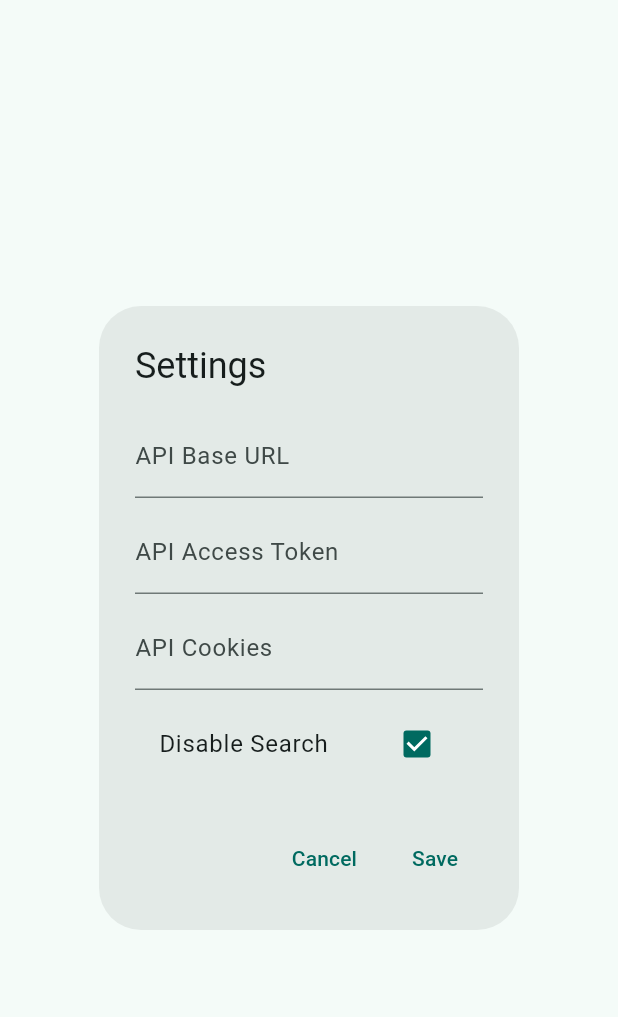
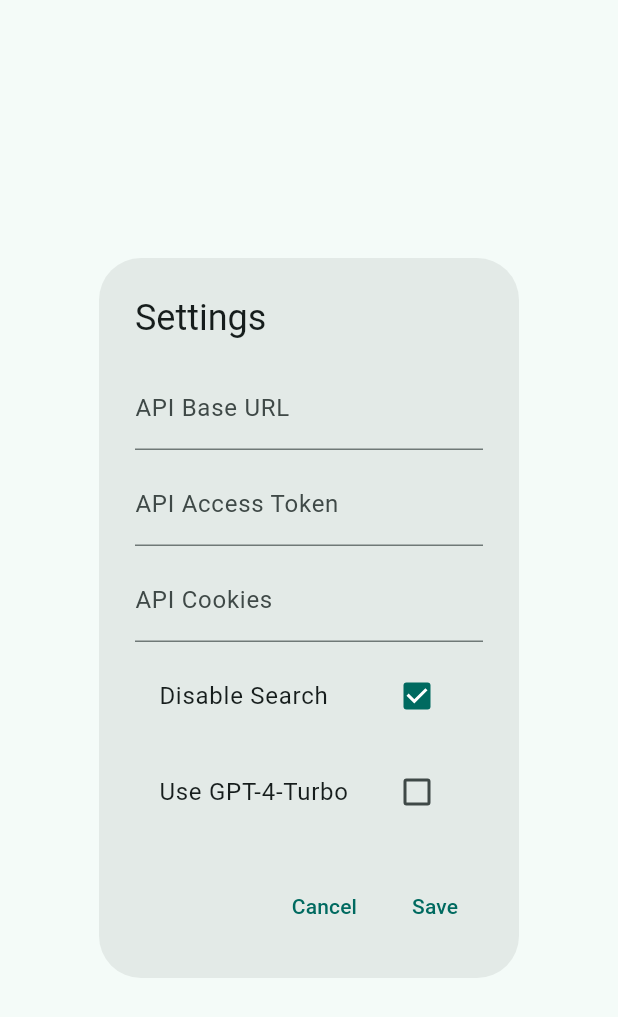
Before and after one commit to PeronGH/sydney_webui, a Flutter app: the SettingsDialog widget shown alone on an empty page, opened directly, on a phone screen of 412 x 824 dp. Shown: the top 1017 px of the screen. Run offline on Flutter 3.47's test engine with Material 3 defaults, Android fonts, the phone set to English and light mode, and no system bars; our stand-ins replace file_picker, flutter_markdown, get, get_storage, google_fonts; missing offline and left inert: dart:html, flutter_highlighter, markdown; accounts and stored records are empty.

Commit message:
feat: option to use gpt-4

```diff
--- a/lib/services/sydney_service.dart
+++ b/lib/services/sydney_service.dart
@@ -9,12 +9,15 @@ class SydneyService extends GetConnect {
   static const _defaultBaseUrl = String.fromEnvironment("API_BASE_URL");
   static const _defaultAccessToken = String.fromEnvironment("API_ACCESS_TOKEN");
   static const _defaultCookies = String.fromEnvironment("API_COOKIES");
+  static const _defaultNoSearch = true;
+  static const _defaultUseGpt4Turbo = false;
 
   // Instance fields
-  final apiBaseUrl = ''.obs;
-  final accessToken = ''.obs;
-  final cookies = ''.obs;
-  final noSearch = true.obs;
+  final apiBaseUrl = _defaultBaseUrl.obs;
+  final accessToken = _defaultAccessToken.obs;
+  final cookies = _defaultCookies.obs;
+  final noSearch = _defaultNoSearch.obs;
+  final useGpt4Turbo = _defaultUseGpt4Turbo.obs;
   final imageUrl = ''.obs;
 
   void Function()? _cancelStream;
@@ -28,13 +31,16 @@ class SydneyService extends GetConnect {
     apiBaseUrl.value = box.read('baseUrl') ?? _defaultBaseUrl;
     accessToken.value = box.read('accessToken') ?? _defaultAccessToken;
     cookies.value = box.read('cookies') ?? _defaultCookies;
-    noSearch.value = box.read('noSearch') ?? true;
+    noSearch.value = box.read('noSearch') ?? _defaultNoSearch;
+    useGpt4Turbo.value = box.read('useGpt4Turbo') ?? _defaultUseGpt4Turbo;
 
     // Save settings when they change
     ever(apiBaseUrl, (baseUrl) => box.write('baseUrl', baseUrl));
     ever(accessToken, (accessToken) => box.write('accessToken', accessToken));
     ever(cookies, (cookies) => box.write('cookies', cookies));
     ever(noSearch, (noSearch) => box.write('noSearch', noSearch));
+    ever(useGpt4Turbo,
+        (useGpt4Turbo) => box.write('useGpt4Turbo', useGpt4Turbo));
   }
 
   // Getters
@@ -59,7 +65,8 @@ class SydneyService extends GetConnect {
           "prompt": prompt,
           "context": context,
           "noSearch": noSearch.value,
-          "imageUrl": imageUrl.value
+          "imageUrl": imageUrl.value,
+          "gpt4turbo": useGpt4Turbo.value
         },
         headers: _authHeaders);
 
--- a/lib/widgets/settings_dialog.dart
+++ b/lib/widgets/settings_dialog.dart
@@ -13,6 +13,7 @@ class SettingsDialog extends StatelessWidget {
     var apiAccessToken = controller.sydneyService.accessToken.value;
     var apiCookies = controller.sydneyService.cookies.value;
     final noSearch = controller.sydneyService.noSearch.value.obs;
+    final useGpt4Turbo = controller.sydneyService.useGpt4Turbo.value.obs;
 
     return AlertDialog(
       title: const Text('Settings'),
@@ -48,6 +49,12 @@ class SettingsDialog extends StatelessWidget {
                   value: noSearch.value,
                   onChanged: (value) => noSearch.value = value ?? false,
                 )),
+            const SizedBox(height: 8),
+            Obx(() => CheckboxListTile(
+                  title: const Text('Use GPT-4-Turbo'),
+                  value: useGpt4Turbo.value,
+                  onChanged: (value) => useGpt4Turbo.value = value ?? false,
+                )),
           ],
         ),
       ),
@@ -65,6 +72,7 @@ class SettingsDialog extends StatelessWidget {
             controller.sydneyService.accessToken.value = apiAccessToken;
             controller.sydneyService.cookies.value = apiCookies;
             controller.sydneyService.noSearch.value = noSearch.value;
+            controller.sydneyService.useGpt4Turbo.value = useGpt4Turbo.value;
             Get.back();
           },
         ),
```
